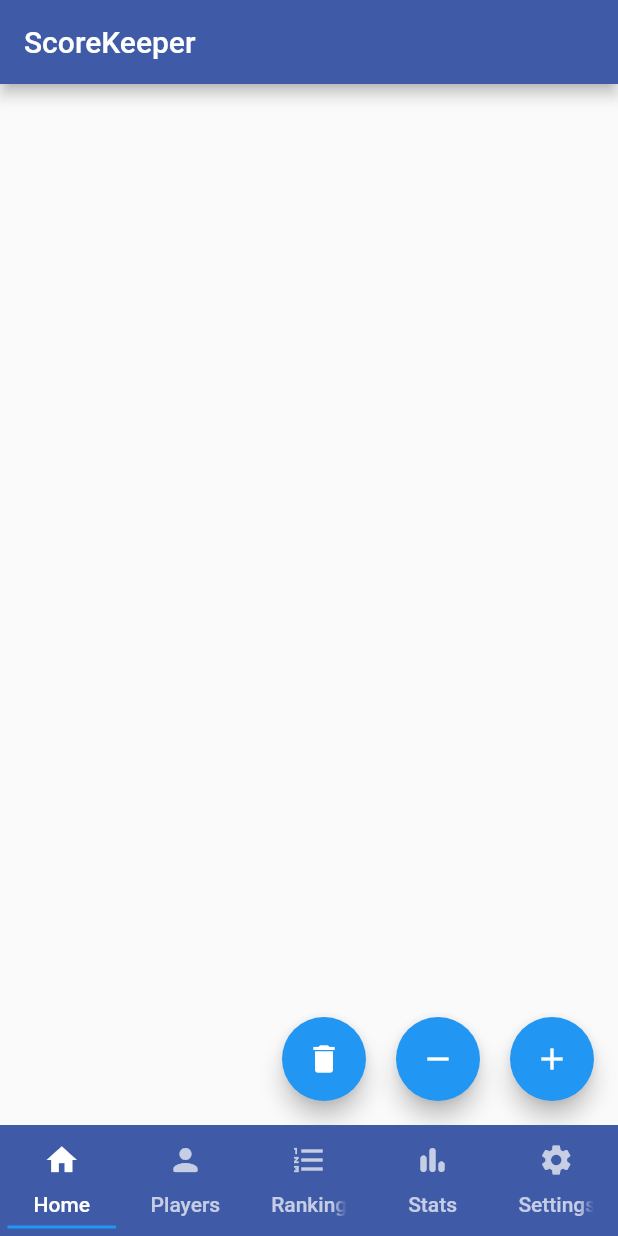
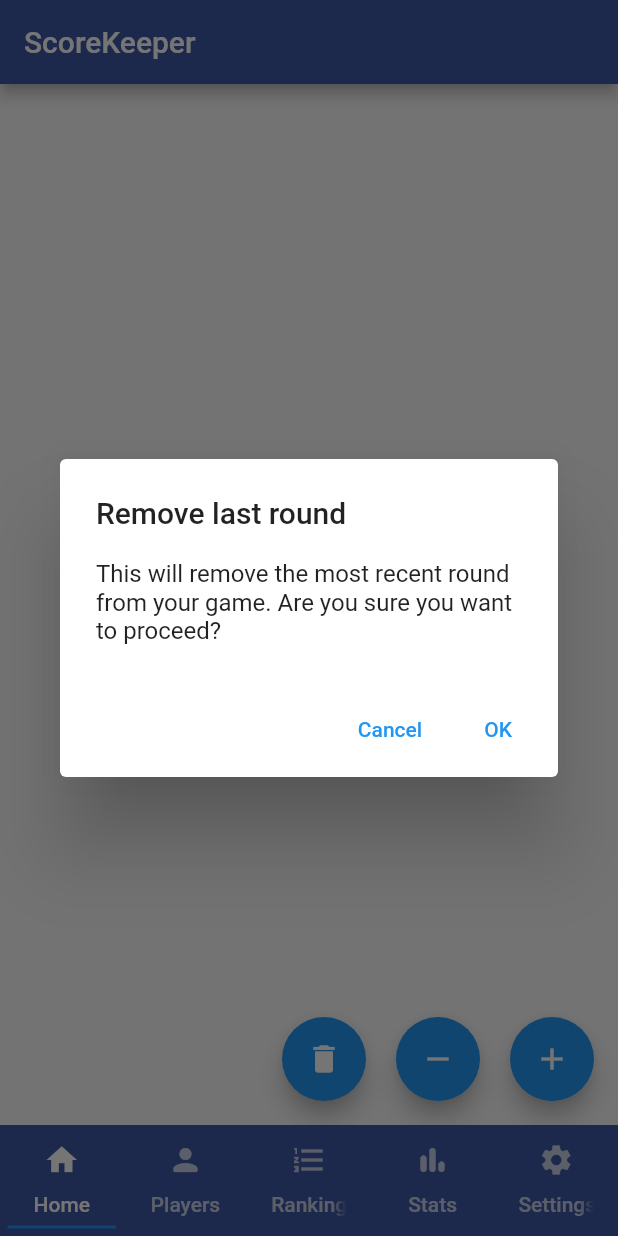
Before and after one commit to davepruitt/ScoreKeeper_Flutter, a Flutter app: the screen it shows after launch, after a tap on the "remove" icon, on a phone screen of 412 x 824 dp. Run offline on Flutter 3.47's test engine with Material 2 defaults, Android fonts, the phone set to English and light mode, and no system bars; our stand-ins replace shared_preferences, tuple.

Commit message:
Added code so the user can now remove the most recent round of the game

```diff
--- a/score_keeper_flutter/lib/pages/page_home.dart
+++ b/score_keeper_flutter/lib/pages/page_home.dart
@@ -21,7 +21,38 @@
 
     void ask_user_about_removal_of_round ()
     {
-        //empty
+        AlertDialog alert_dialog = AlertDialog(
+            title: const Text("Remove last round"),
+            content: const Text("This will remove the most recent round from your game. Are you sure you want to proceed?"),
+            actions: <Widget>[
+                TextButton(
+                    child: const Text("Cancel"),
+                    onPressed: () => Navigator.pop(context, "Cancel"),
+                ),
+                TextButton(
+                    child: const Text("OK"),
+                    onPressed: () => Navigator.pop(context, "OK")
+                )
+            ]
+        );
+
+        showDialog(
+            context: context,
+            barrierDismissible: false,
+            builder: (context) => alert_dialog,
+        ).then((value)
+        {
+            if (value is String)
+            {
+                if (value == "OK")
+                {
+                    setState(()
+                    {
+                        globals.app_scoresheet.RemoveLastRound();
+                    });
+                }
+            }
+        });
     }
 
     void ask_user_about_clearing_all_rounds ()
@@ -58,16 +89,6 @@
                 }
             }
         });
-    }
-
-    void remove_last_round ()
-    {
-        //empty
-    }
-
-    void clear_all_rounds ()
-    {
-
     }
 
     void add_new_round ()
```
Also changed, not shown: score_keeper_flutter/lib/model/scoresheet.dart (+8 -0 lines).
